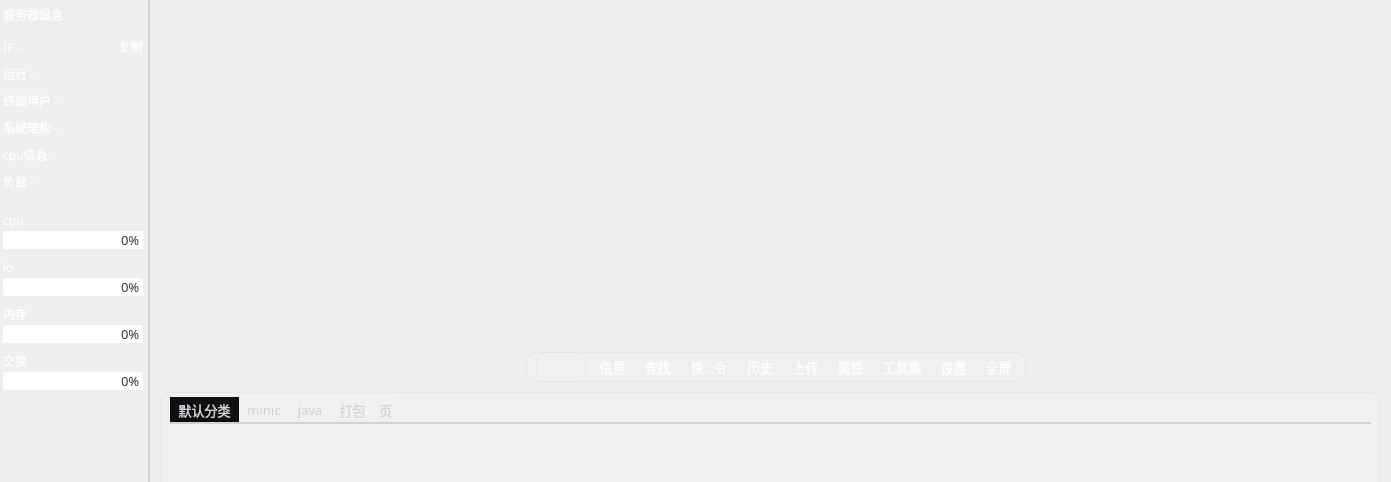
Before: the Qt Designer form Fdog-Kit/module_ssh/sshwidget.ui in HuaGouFdog/Fdog-Kit, drawn with Qt 5; both pictures show x 0 to 1391 and y 0 to 482 of the 1391 by 699 pixel window.
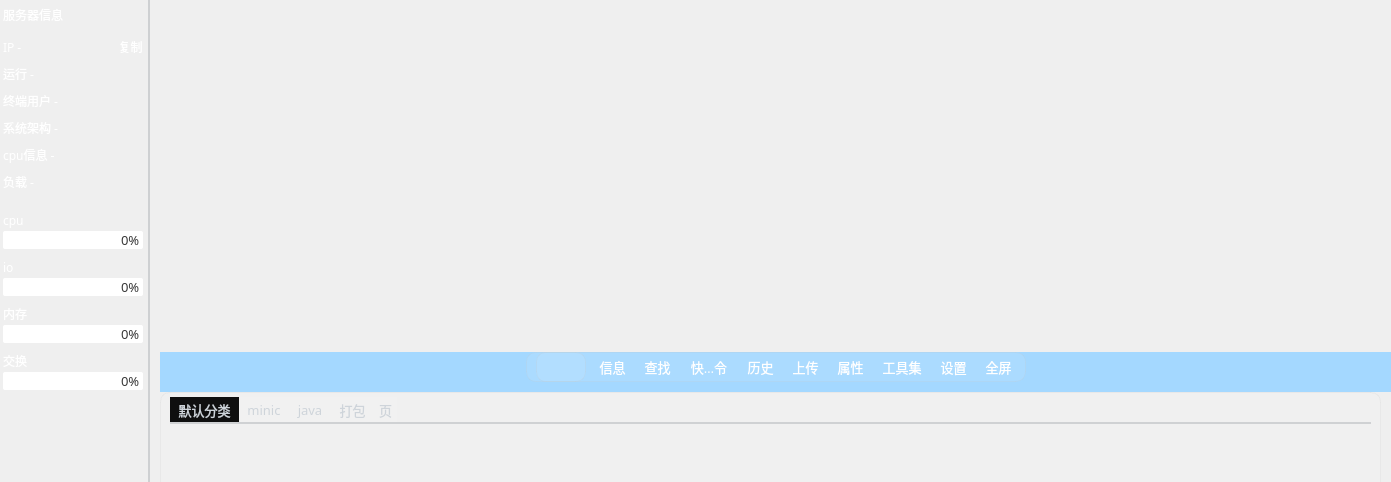
After: the same form once the commit is applied. Icons and pictures are not drawn.

Commit message: 修复终端窗口拉伸，中英文行高不同导致文字显示不全的问题

Diff of the .ui file:
```diff
--- a/Fdog-Kit/module_ssh/sshwidget.ui
+++ b/Fdog-Kit/module_ssh/sshwidget.ui
@@ -1108,8 +1108,8 @@
                     <rect>
                      <x>0</x>
                      <y>0</y>
-                     <width>1219</width>
-                     <height>349</height>
+                     <width>1231</width>
+                     <height>354</height>
                     </rect>
                    </property>
                    <property name="sizePolicy">
@@ -1207,10 +1207,10 @@
                        </property>
                        <property name="geometry">
                         <rect>
-                         <x>410</x>
+                         <x>200</x>
                          <y>30</y>
-                         <width>371</width>
-                         <height>91</height>
+                         <width>581</width>
+                         <height>201</height>
                         </rect>
                        </property>
                        <property name="sizePolicy">
@@ -1227,9 +1227,9 @@
                        </property>
                        <property name="font">
                         <font>
-                         <family>Cascadia Mono,OPPOSans B</family>
+                         <family>Maple Mono NF CN Medium</family>
                          <pointsize>12</pointsize>
-                         <weight>50</weight>
+                         <weight>7</weight>
                          <italic>false</italic>
                          <bold>false</bold>
                          <stylestrategy>PreferAntialias</stylestrategy>
@@ -1402,6 +1402,7 @@
                <property name="styleSheet">
                 <string notr="true">#widget_toolbar{
 /*background-color: rgb(30, 45, 54);*/
+	background-color: rgb(164, 216, 255);
 border-bottom:0px solid rgb(108, 117, 125, 65); 
 }
 </string>
```
Left out of the diff: 12 changed lines with no effect on the pictures. The commit also changes 4 other files.
